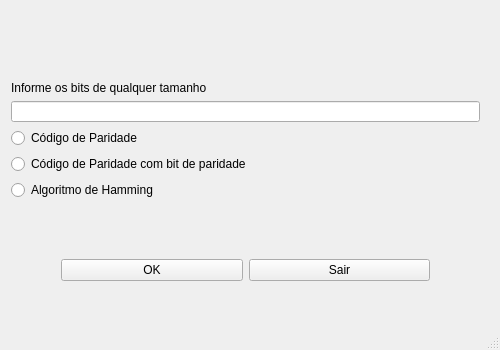
The window that AlgoritmoHamming/mainwindow.ui (AndreyGFranca/Algoritmo-de-Hammig) describes before a commit, drawn with Qt 5.
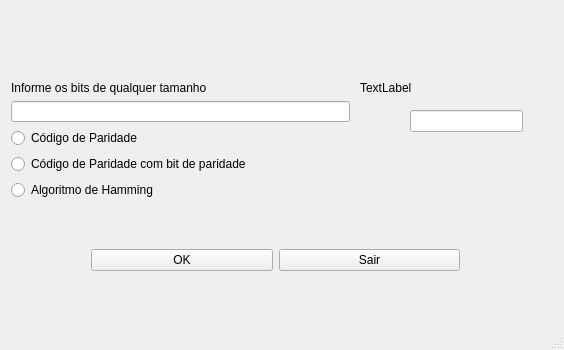
The same window after the commit.

Diff of the .ui file:
```diff
--- a/AlgoritmoHamming/mainwindow.ui
+++ b/AlgoritmoHamming/mainwindow.ui
@@ -6,10 +6,16 @@
    <rect>
     <x>0</x>
     <y>0</y>
-    <width>500</width>
+    <width>564</width>
     <height>350</height>
    </rect>
   </property>
+  <property name="maximumSize">
+   <size>
+    <width>564</width>
+    <height>350</height>
+   </size>
+  </property>
   <property name="windowTitle">
    <string>MainWindow</string>
   </property>
@@ -22,7 +28,7 @@
      <rect>
       <x>0</x>
       <y>70</y>
-      <width>491</width>
+      <width>361</width>
       <height>141</height>
      </rect>
     </property>
@@ -63,8 +69,8 @@
    <widget class="QWidget" name="horizontalLayoutWidget">
     <property name="geometry">
      <rect>
-      <x>50</x>
-      <y>230</y>
+      <x>80</x>
+      <y>220</y>
       <width>391</width>
       <height>80</height>
      </rect>
@@ -86,6 +92,29 @@
      </item>
     </layout>
    </widget>
+   <widget class="QLabel" name="lbLateral">
+    <property name="geometry">
+     <rect>
+      <x>360</x>
+      <y>80</y>
+      <width>201</width>
+      <height>16</height>
+     </rect>
+    </property>
+    <property name="text">
+     <string>TextLabel</string>
+    </property>
+   </widget>
+   <widget class="QLineEdit" name="tfBitParidade">
+    <property name="geometry">
+     <rect>
+      <x>410</x>
+      <y>110</y>
+      <width>113</width>
+      <height>22</height>
+     </rect>
+    </property>
+   </widget>
   </widget>
   <widget class="QStatusBar" name="statusBar"/>
  </widget>
```
